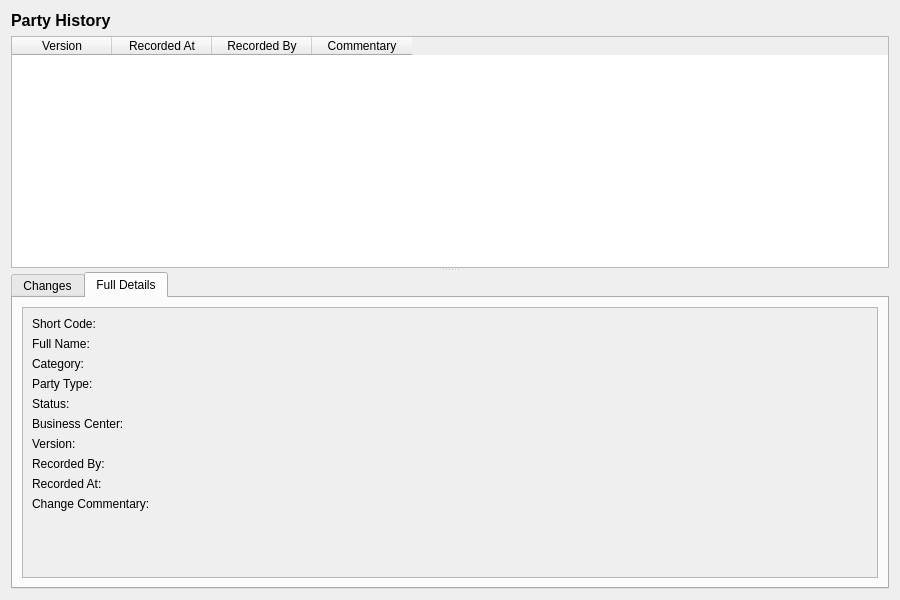
First picture: the form in projects/ores.qt/ui/PartyHistoryDialog.ui, repository OreStudio/OreStudio, before the edit.
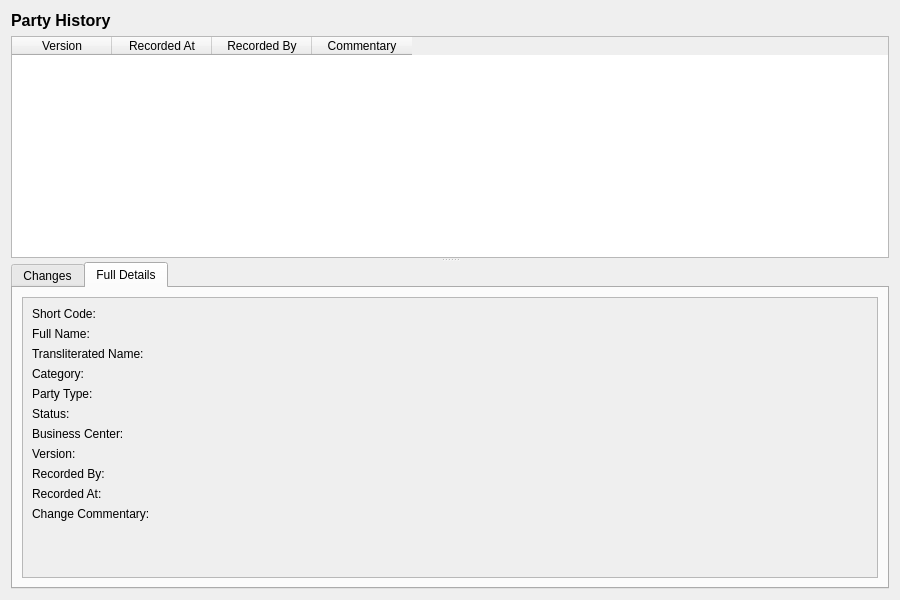
Second picture: the form after the edit. The open tabs and pages were chosen to show the change.

Commit message:
[refdata] Add short code generation and transliterated name support
Generate mnemonic 4-8 char short codes from entity names during GLEIF
LEI publish instead of using raw 20-char LEI codes. Propagate
transliterated names from GLEIF across SQL, C++, and Qt layers.

SQL: add unaccent extension, corporate suffix stripping, short code
generation with collision resolution. C++: add transliterated_name
optional field to domain/entity/mapper/protocol/generator layers.
Bump protocol version to 32.0 (breaking). Qt: add TransliteratedName
column to list models, detail dialogs, and history dialogs.

The edit to the form file:
```diff
--- a/projects/ores.qt/ui/PartyHistoryDialog.ui
+++ b/projects/ores.qt/ui/PartyHistoryDialog.ui
@@ -178,111 +178,125 @@
                 </widget>
                </item>
                <item row="2" column="0">
+                <widget class="QLabel" name="transliteratedNameValueLabel">
+                 <property name="text">
+                  <string>Transliterated Name:</string>
+                 </property>
+                </widget>
+               </item>
+               <item row="2" column="1">
+                <widget class="QLabel" name="transliteratedNameValue">
+                 <property name="text">
+                  <string/>
+                 </property>
+                </widget>
+               </item>
+               <item row="3" column="0">
                 <widget class="QLabel" name="partyCategoryValueLabel">
                  <property name="text">
                   <string>Category:</string>
                  </property>
                 </widget>
                </item>
-               <item row="2" column="1">
+               <item row="3" column="1">
                 <widget class="QLabel" name="partyCategoryValue">
                  <property name="text">
                   <string/>
                  </property>
                 </widget>
                </item>
-               <item row="3" column="0">
+               <item row="4" column="0">
                 <widget class="QLabel" name="partyTypeValueLabel">
                  <property name="text">
                   <string>Party Type:</string>
                  </property>
                 </widget>
                </item>
-               <item row="3" column="1">
+               <item row="4" column="1">
                 <widget class="QLabel" name="partyTypeValue">
                  <property name="text">
                   <string/>
                  </property>
                 </widget>
                </item>
-               <item row="4" column="0">
+               <item row="5" column="0">
                 <widget class="QLabel" name="statusValueLabel">
                  <property name="text">
                   <string>Status:</string>
                  </property>
                 </widget>
                </item>
-               <item row="4" column="1">
+               <item row="5" column="1">
                 <widget class="QLabel" name="statusValue">
                  <property name="text">
                   <string/>
                  </property>
                 </widget>
                </item>
-               <item row="5" column="0">
+               <item row="6" column="0">
                 <widget class="QLabel" name="businessCenterValueLabel">
                  <property name="text">
                   <string>Business Center:</string>
                  </property>
                 </widget>
                </item>
-               <item row="5" column="1">
+               <item row="6" column="1">
                 <widget class="QLabel" name="businessCenterValue">
                  <property name="text">
                   <string/>
                  </property>
                 </widget>
                </item>
-               <item row="6" column="0">
+               <item row="7" column="0">
                 <widget class="QLabel" name="versionNumberLabel">
                  <property name="text">
                   <string>Version:</string>
                  </property>
                 </widget>
                </item>
-               <item row="6" column="1">
+               <item row="7" column="1">
                 <widget class="QLabel" name="versionNumberValue">
                  <property name="text">
                   <string/>
                  </property>
                 </widget>
                </item>
-               <item row="7" column="0">
+               <item row="8" column="0">
                 <widget class="QLabel" name="recordedByLabel">
                  <property name="text">
                   <string>Recorded By:</string>
                  </property>
                 </widget>
                </item>
-               <item row="7" column="1">
+               <item row="8" column="1">
                 <widget class="QLabel" name="recordedByValue">
                  <property name="text">
                   <string/>
                  </property>
                 </widget>
                </item>
-               <item row="8" column="0">
+               <item row="9" column="0">
                 <widget class="QLabel" name="recordedAtLabel">
                  <property name="text">
                   <string>Recorded At:</string>
                  </property>
                 </widget>
                </item>
-               <item row="8" column="1">
+               <item row="9" column="1">
                 <widget class="QLabel" name="recordedAtValue">
                  <property name="text">
                   <string/>
                  </property>
                 </widget>
                </item>
-               <item row="9" column="0">
+               <item row="10" column="0">
                 <widget class="QLabel" name="changeCommentaryLabel">
                  <property name="text">
                   <string>Change Commentary:</string>
                  </property>
                 </widget>
                </item>
-               <item row="9" column="1">
+               <item row="10" column="1">
                 <widget class="QLabel" name="changeCommentaryValue">
                  <property name="text">
                   <string/>
```
The commit also changes 32 other files.
